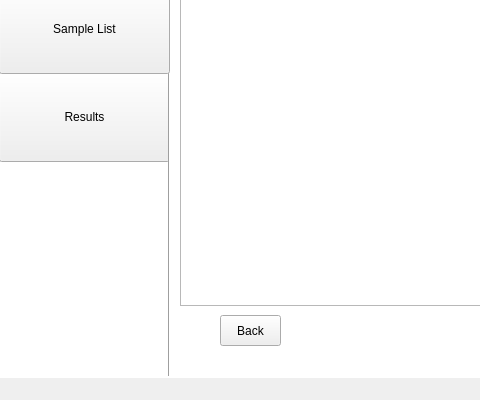
The window that app/gui/UI/ui_8.ui (CSID-DGU/2023-1-CECD3-Sugar-4) describes before a commit, drawn with Qt 5; both pictures show x 0 to 480 and y 115 to 515 of the 828 by 515 pixel window.
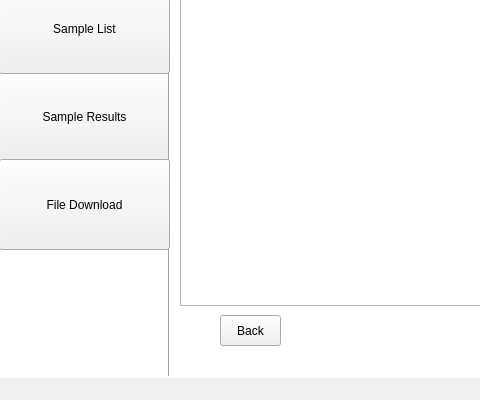
The same window after the commit.

Commit message:
ui: File Download 기능 추가
File Download & Sample Results

```diff
--- a/app/gui/UI/ui_8.ui
+++ b/app/gui/UI/ui_8.ui
@@ -46,7 +46,7 @@
      </rect>
     </property>
     <property name="text">
-     <string>Results</string>
+     <string>Sample Results</string>
     </property>
    </widget>
    <widget class="Line" name="line">
@@ -204,6 +204,19 @@
      <string>Privacy Detection</string>
     </property>
    </widget>
+   <widget class="QPushButton" name="pushButton_7">
+    <property name="geometry">
+     <rect>
+      <x>-1</x>
+      <y>274</y>
+      <width>171</width>
+      <height>91</height>
+     </rect>
+    </property>
+    <property name="text">
+     <string>File Download</string>
+    </property>
+   </widget>
   </widget>
   <widget class="QMenuBar" name="menubar">
    <property name="geometry">
```
The commit also changes 12 other files.
